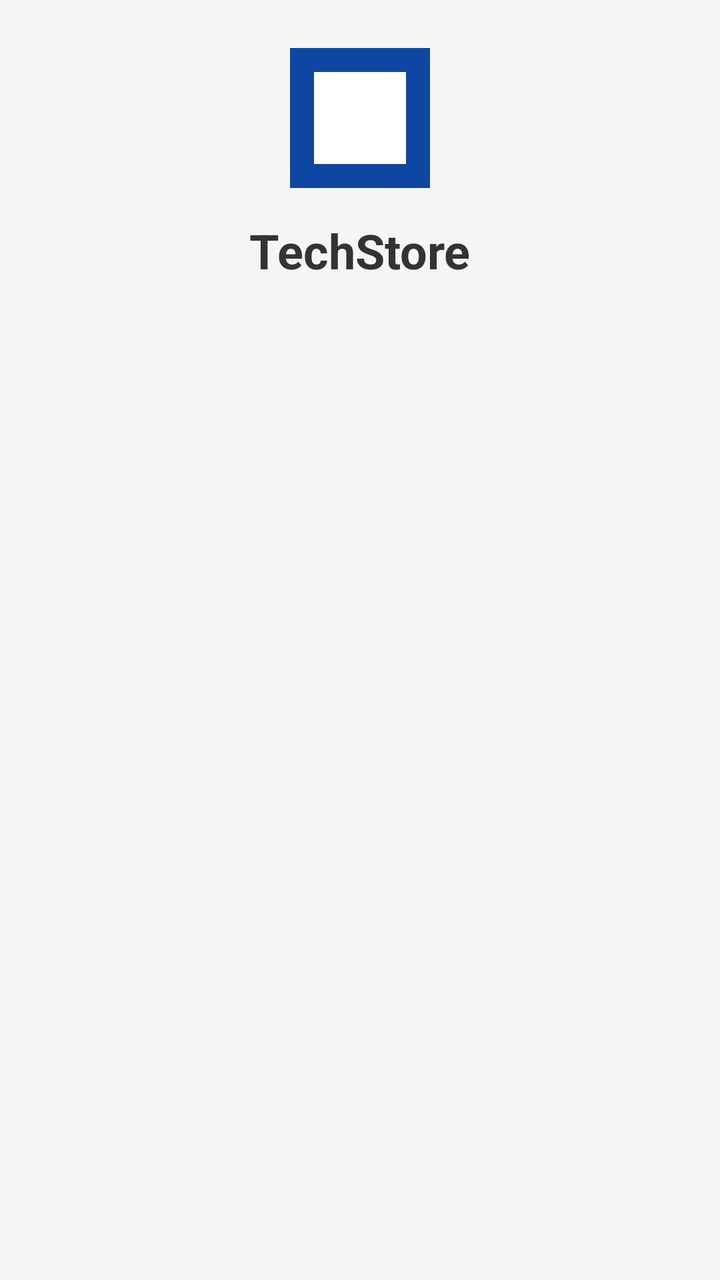
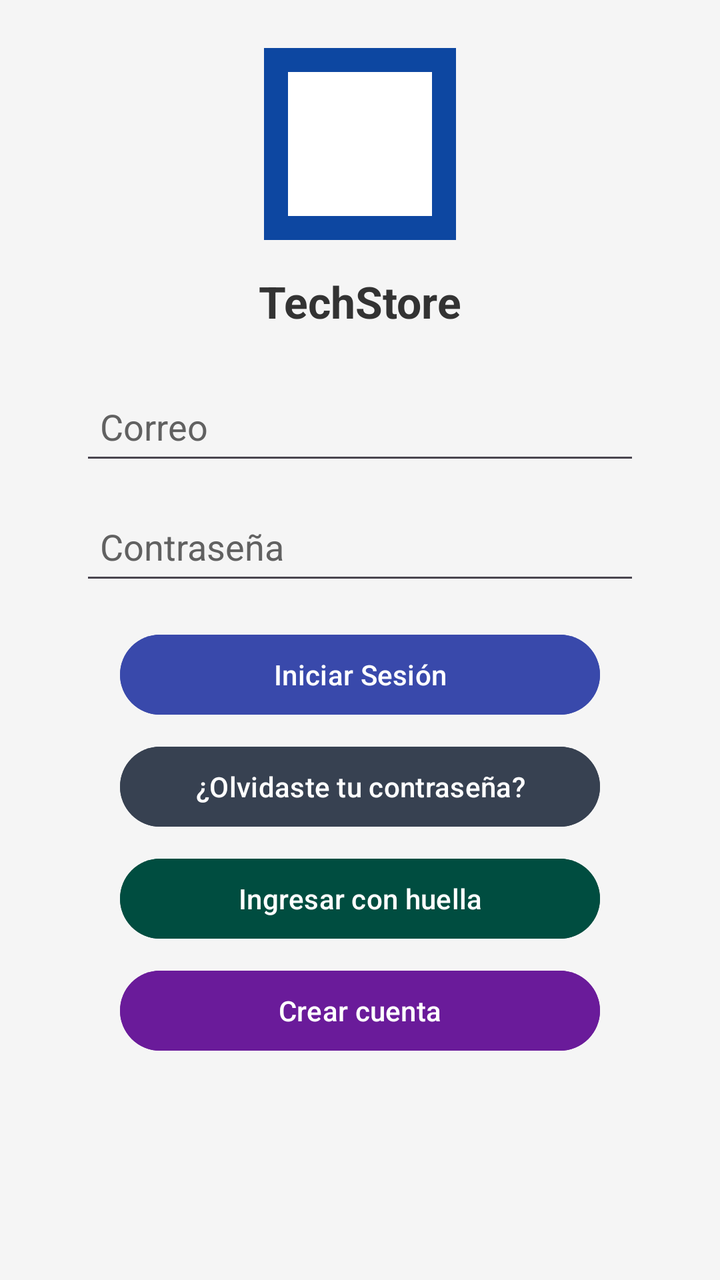

Two renders of the same Android screen: before a commit and after it. Below are the layout's source before the change and the commit's diff.
<!-- AndroidManifest.xml: application theme Theme.TechStore -->
<!-- res/layout/activity_login.xml -->
<?xml version="1.0" encoding="utf-8"?>
<ScrollView
    xmlns:android="http://schemas.android.com/apk/res/android"
    xmlns:app="http://schemas.android.com/apk/res-auto"
    android:layout_width="match_parent"
    android:layout_height="match_parent"
    android:background="@color/fondo_principal">

    <LinearLayout
        android:layout_width="match_parent"
        android:layout_height="wrap_content"
        android:orientation="vertical"
        android:gravity="center_horizontal"
        android:padding="@dimen/padding_grande">

        <ImageView
            android:layout_width="@dimen/logo_size"
            android:layout_height="@dimen/logo_size"
            android:layout_marginBottom="@dimen/margin_media"
            android:background="@color/logo_background"
            android:contentDescription="@string/app_logo"
            android:padding="@dimen/padding_media"
            android:src="@drawable/ic_android"
            app:tint="@color/logo_tint"/>

        <TextView
            android:layout_width="wrap_content"
            android:layout_height="wrap_content"
            android:layout_marginBottom="@dimen/margin_grande"
            android:text="@string/app_name"
            android:textColor="@color/texto_principal"
            android:textSize="@dimen/texto_titulo"
            android:textStyle="bold"/>

        <EditText
            android:id="@+id/etEmail"
            android:layout_width="@dimen/input_width"
            android:layout_height="@dimen/input_height"
            android:layout_marginBottom="@dimen/margin_pequena"
            android:autofillHints="emailAddress"
            android:backgroundTint="@color/input_color"
            android:ems="10"
            android:gravity="center_vertical"
            android:hint="@string/correo"
            android:inputType="textEmailAddress"
            android:minHeight="@dimen/input_height"
            android:padding="@dimen/padding_media"
            android:textColor="@color/texto_principal"
            android:textColorHint="@color/texto_hint"/>

        <EditText
            android:id="@+id/etPassword"
            android:layout_width="@dimen/input_width"
            android:layout_height="@dimen/input_height"
            android:layout_marginBottom="@dimen/margin_media"
            android:autofillHints="password"
            android:backgroundTint="@color/input_color"
            android:ems="10"
            android:gravity="center_vertical"
            android:hint="@string/password"
            android:inputType="textPassword"
            android:minHeight="@dimen/input_height"
            android:padding="@dimen/padding_media"
            android:textColor="@color/texto_principal"
            android:textColorHint="@color/texto_hint"/>

        <Button
            android:id="@+id/btnLogin"
            android:layout_width="@dimen/button_width"
            android:layout_height="@dimen/button_height"
            android:layout_marginBottom="@dimen/margin_pequena"
            android:backgroundTint="@color/boton_primario"
            android:text="@string/login"
            android:textColor="@color/texto_boton"/>

        <Button
            android:id="@+id/btnRecuperar"
            android:layout_width="@dimen/button_width"
            android:layout_height="@dimen/button_height"
            android:layout_marginBottom="@dimen/margin_pequena"
            android:backgroundTint="@color/boton_secundario"
            android:text="@string/olvide_password"
            android:textColor="@color/texto_boton"/>

        <Button
            android:id="@+id/btnHuella"
            android:layout_width="@dimen/button_width"
            android:layout_height="@dimen/button_height"
            android:layout_marginBottom="@dimen/margin_pequena"
            android:backgroundTint="@color/boton_huella"
            android:text="@string/huella"
            android:textColor="@color/texto_boton"/>

        <Button
            android:id="@+id/btnIrRegistro"
            android:layout_width="@dimen/button_width"
            android:layout_height="@dimen/button_height"
            android:backgroundTint="@color/boton_registro"
            android:text="@string/crear_cuenta"
            android:textColor="@color/texto_boton"/>

    </LinearLayout>

</ScrollView>
<!-- resources referenced by this layout -->
<resources>
  <color name="boton_huella">#004D40</color>
  <color name="boton_primario">#3949AB</color>
  <color name="boton_registro">#6A1B9A</color>
      &gt;
  <color name="boton_secundario">#374151</color>
  <color name="fondo_principal">#F5F5F5</color>
  <color name="input_color">#212121</color>
  <color name="logo_background">#0D47A1</color>
  <color name="logo_tint">#FFFFFF</color>
  <color name="texto_boton">#FFFFFF</color>
  <color name="texto_hint">#616161</color>
  <color name="texto_principal">#333333</color>
  <dimen name="input_height">56dp</dimen>
  <dimen name="logo_size">70dp</dimen>
  <dimen name="margin_grande">20dp</dimen>
  <dimen name="margin_media">15dp</dimen>
  <dimen name="margin_pequena">10dp</dimen>
  <dimen name="padding_grande">24dp</dimen>
  <dimen name="padding_media">12dp</dimen>
  <dimen name="texto_titulo">24sp</dimen>
  <!-- drawable ic_android: png bitmap (drawable, 2835 bytes) -->
  <string name="app_logo">Logo de la aplicación</string>
  <string name="app_name">TechStore</string>
  <string name="correo">Correo</string>
  <string name="crear_cuenta">Crear cuenta</string>
  <string name="huella">Ingresar con huella</string>
  <string name="login">Iniciar Sesión</string>
  <string name="olvide_password">¿Olvidaste tu contraseña?</string>
  <string name="password">Contraseña</string>
  <style name="Theme.TechStore" parent="Base.Theme.TechStore" />
  <style name="Base.Theme.TechStore" parent="Theme.Material3.DayNight.NoActionBar">
          
          
      </style>
</resources>

<!-- the commit's change to res/layout/activity_login.xml (unified diff, before → after) -->
@@ -11,93 +11,85 @@
         android:layout_height="wrap_content"
         android:orientation="vertical"
         android:gravity="center_horizontal"
-        android:padding="@dimen/padding_grande">
+        android:padding="24dp">
 
         <ImageView
-            android:layout_width="@dimen/logo_size"
-            android:layout_height="@dimen/logo_size"
-            android:layout_marginBottom="@dimen/margin_media"
+            android:layout_width="96dp"
+            android:layout_height="96dp"
+            android:layout_marginBottom="16dp"
             android:background="@color/logo_background"
             android:contentDescription="@string/app_logo"
-            android:padding="@dimen/padding_media"
+            android:padding="12dp"
             android:src="@drawable/ic_android"
-            app:tint="@color/logo_tint"/>
+            app:tint="@color/logo_tint" />
 
         <TextView
             android:layout_width="wrap_content"
             android:layout_height="wrap_content"
-            android:layout_marginBottom="@dimen/margin_grande"
+            android:layout_marginBottom="24dp"
             android:text="@string/app_name"
             android:textColor="@color/texto_principal"
-            android:textSize="@dimen/texto_titulo"
-            android:textStyle="bold"/>
+            android:textSize="22sp"
+            android:textStyle="bold" />
 
         <EditText
             android:id="@+id/etEmail"
-            android:layout_width="@dimen/input_width"
-            android:layout_height="@dimen/input_height"
-            android:layout_marginBottom="@dimen/margin_pequena"
+            android:layout_width="280dp"
+            android:layout_height="48dp"
+            android:layout_marginBottom="12dp"
             android:autofillHints="emailAddress"
-            android:backgroundTint="@color/input_color"
-            android:ems="10"
-            android:gravity="center_vertical"
             android:hint="@string/correo"
             android:inputType="textEmailAddress"
-            android:minHeight="@dimen/input_height"
-            android:padding="@dimen/padding_media"
+            android:padding="10dp"
             android:textColor="@color/texto_principal"
-            android:textColorHint="@color/texto_hint"/>
+            android:textColorHint="@color/texto_hint" />
 
         <EditText
             android:id="@+id/etPassword"
-            android:layout_width="@dimen/input_width"
-            android:layout_height="@dimen/input_height"
-            android:layout_marginBottom="@dimen/margin_media"
+            android:layout_width="280dp"
+            android:layout_height="48dp"
+            android:layout_marginBottom="16dp"
             android:autofillHints="password"
-            android:backgroundTint="@color/input_color"
-            android:ems="10"
-            android:gravity="center_vertical"
             android:hint="@string/password"
             android:inputType="textPassword"
-            android:minHeight="@dimen/input_height"
-            android:padding="@dimen/padding_media"
+            android:padding="10dp"
             android:textColor="@color/texto_principal"
-            android:textColorHint="@color/texto_hint"/>
+            android:textColorHint="@color/texto_hint" />
 
         <Button
             android:id="@+id/btnLogin"
-            android:layout_width="@dimen/button_width"
-            android:layout_height="@dimen/button_height"
-            android:layout_marginBottom="@dimen/margin_pequena"
-            android:backgroundTint="@color/boton_primario"
+            android:layout_width="240dp"
+            android:layout_height="48dp"
             android:text="@string/login"
-            android:textColor="@color/texto_boton"/>
+            android:textColor="@color/texto_boton"
+            android:backgroundTint="@color/boton_primario" />
 
         <Button
             android:id="@+id/btnRecuperar"
-            android:layout_width="@dimen/button_width"
-            android:layout_height="@dimen/button_height"
-            android:layout_marginBottom="@dimen/margin_pequena"
-            android:backgroundTint="@color/boton_secundario"
+            android:layout_width="240dp"
+            android:layout_height="48dp"
+            android:layout_marginTop="8dp"
             android:text="@string/olvide_password"
-            android:textColor="@color/texto_boton"/>
+            android:textColor="@color/texto_boton"
+            android:backgroundTint="@color/boton_secundario" />
 
         <Button
             android:id="@+id/btnHuella"
-            android:layout_width="@dimen/button_width"
-            android:layout_height="@dimen/button_height"
-            android:layout_marginBottom="@dimen/margin_pequena"
-            android:backgroundTint="@color/boton_huella"
+            android:layout_width="240dp"
+            android:layout_height="48dp"
+            android:layout_marginTop="8dp"
             android:text="@string/huella"
-            android:textColor="@color/texto_boton"/>
+            android:textColor="@color/texto_boton"
+            android:backgroundTint="@color/boton_huella" />
 
         <Button
             android:id="@+id/btnIrRegistro"
-            android:layout_width="@dimen/button_width"
-            android:layout_height="@dimen/button_height"
-            android:backgroundTint="@color/boton_registro"
+            android:layout_width="240dp"
+            android:layout_height="48dp"
+            android:layout_marginTop="8dp"
             android:text="@string/crear_cuenta"
-            android:textColor="@color/texto_boton"/>
+            android:textColor="@color/texto_boton"
+            android:backgroundTint="@color/boton_registro" />
 
     </LinearLayout>
 
<!-- resource entries referenced after the edit -->
@@ -6,20 +6,11 @@
       &gt;
   <color name="boton_secundario">#374151</color>
   <color name="fondo_principal">#F5F5F5</color>
-  <color name="input_color">#212121</color>
   <color name="logo_background">#0D47A1</color>
   <color name="logo_tint">#FFFFFF</color>
   <color name="texto_boton">#FFFFFF</color>
   <color name="texto_hint">#616161</color>
   <color name="texto_principal">#333333</color>
-  <dimen name="input_height">56dp</dimen>
-  <dimen name="logo_size">70dp</dimen>
-  <dimen name="margin_grande">20dp</dimen>
-  <dimen name="margin_media">15dp</dimen>
-  <dimen name="margin_pequena">10dp</dimen>
-  <dimen name="padding_grande">24dp</dimen>
-  <dimen name="padding_media">12dp</dimen>
-  <dimen name="texto_titulo">24sp</dimen>
   <!-- drawable ic_android: png bitmap (drawable, 2835 bytes) -->
   <string name="app_logo">Logo de la aplicación</string>
   <string name="app_name">TechStore</string>
